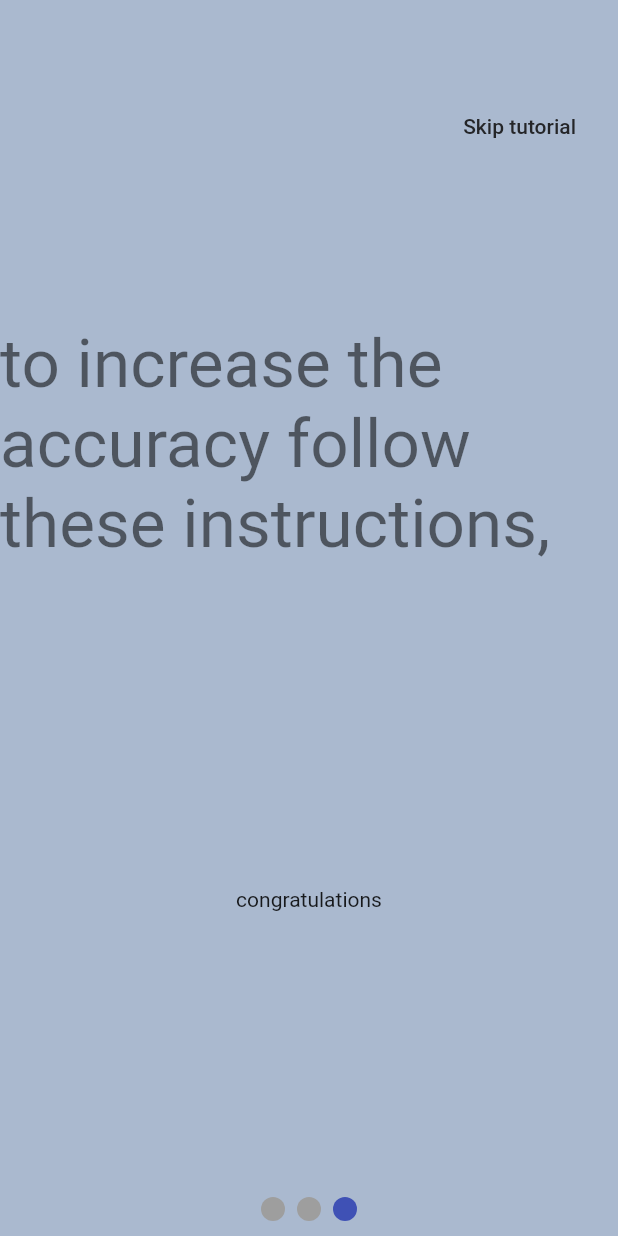
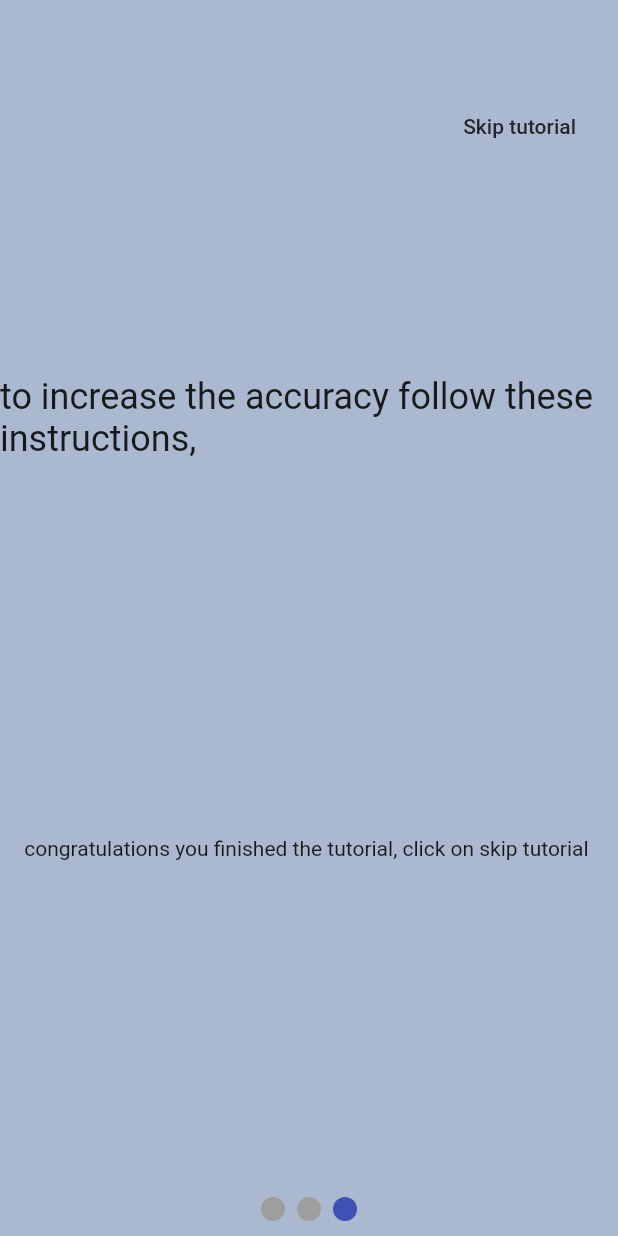
Before and after one commit to maxcelant/Capstone-4901, a Flutter app: the screen it shows after launch, swiped to page 3, on a phone screen of 412 x 824 dp. Run offline on Flutter 3.47's test engine with Material 2 defaults, Android fonts, the phone set to English and light mode, and no system bars; drawn by our look-alikes of smooth_page_indicator; our stand-ins replace image_cropper, image_picker; missing offline and left inert: tflite_flutter, tflite_flutter_helper; Roboto replaces fonts that are missing (WorkSans).

Commit message:
headline change

```diff
--- a/lib/components/on_boarding.dart
+++ b/lib/components/on_boarding.dart
@@ -60,7 +60,7 @@ class OnBoarding extends StatelessWidget {
                   mainAxisAlignment: MainAxisAlignment.spaceEvenly,
                   children: [
                     Text("this app will allow you to identify many lego pieces",
-                        style: Theme.of(context).textTheme.headline3),
+                        style: Theme.of(context).textTheme.headlineSmall),
                     const Text("scroll to the next page"),
                   ],
                 ),
@@ -72,8 +72,9 @@ class OnBoarding extends StatelessWidget {
                     children: [
                       Text(
                           "to increase the accuracy follow these instructions, ",
-                          style: Theme.of(context).textTheme.headline3),
-                      const Text("congratulations"),
+                          style: Theme.of(context).textTheme.headlineSmall),
+                      const Text(
+                          "congratulations you finished the tutorial, click on skip tutorial "), //
                     ]),
               )
             ],
```
